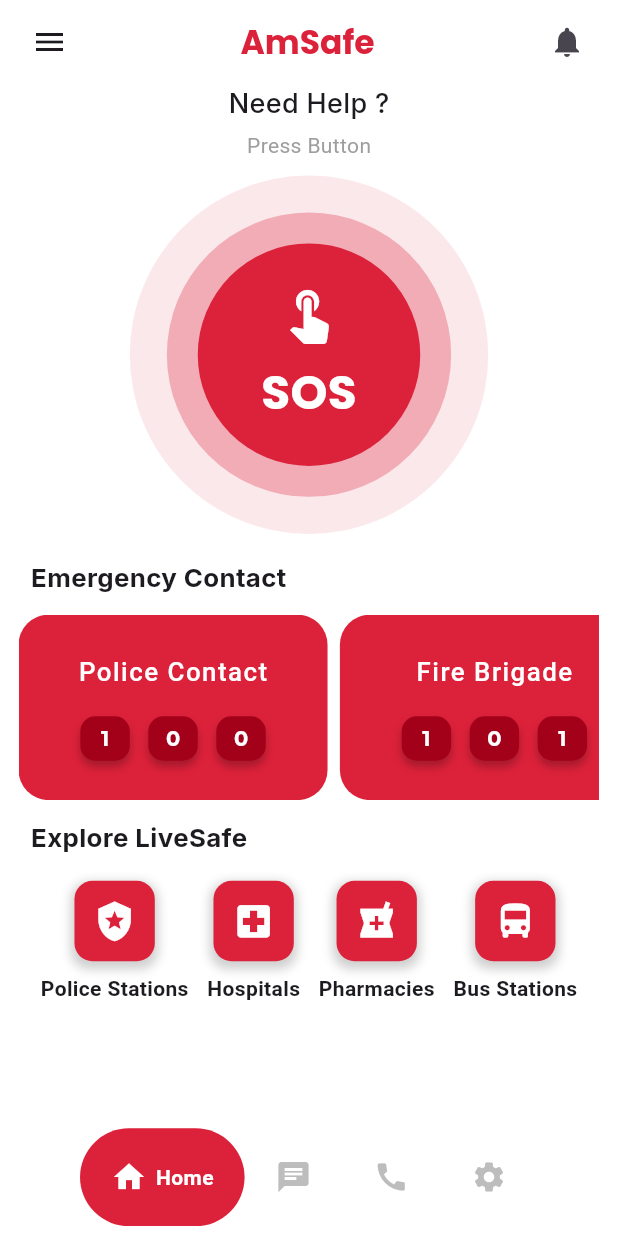
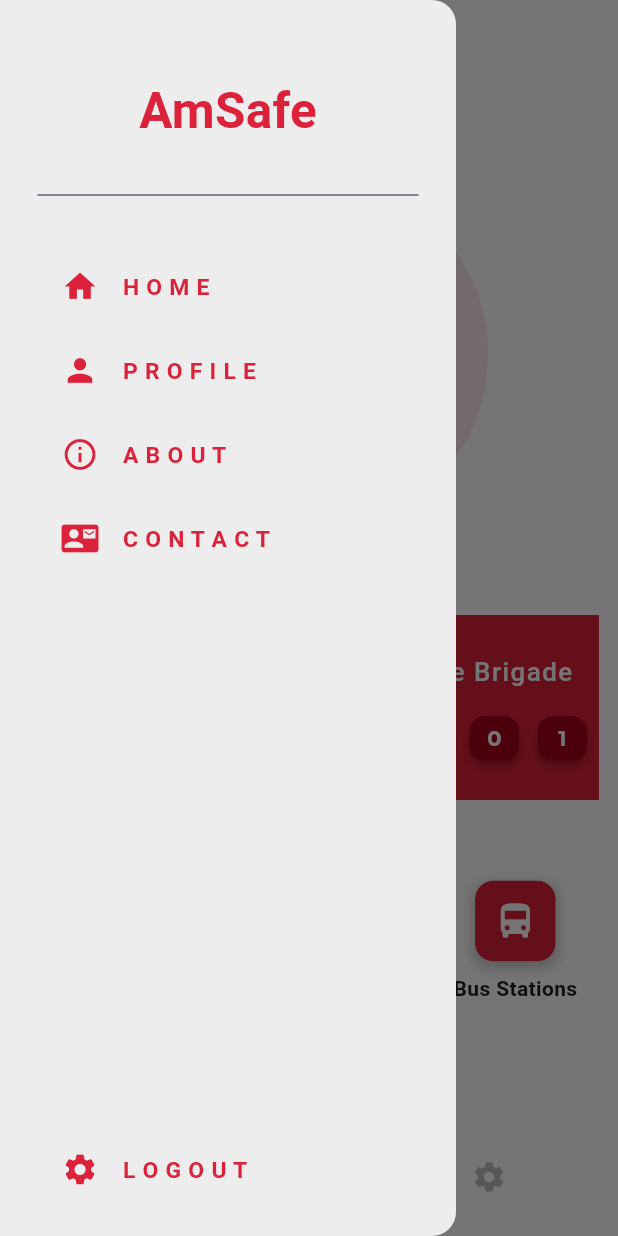
Before and after one commit to AmSafe-team/AmSafe-App, a Flutter app: the MenuPage screen opened directly, with the side drawer open (before the commit the screen has no drawer), on a phone screen of 412 x 824 dp. Run offline on Flutter 3.47's test engine with Material 3 defaults, Android fonts, the phone set to English and light mode, and no system bars; drawn by our look-alikes of google_nav_bar; our stand-ins replace contacts_service, geolocator, get, get_storage, google_fonts, permission_handler and 1 more; missing offline and left inert: telephony; accounts and stored records are empty; Roboto replaces fonts that are missing (Sofia).

Commit message:
added app drawer in app

```diff
--- a/lib/components/my_appbar.dart
+++ b/lib/components/my_appbar.dart
@@ -1,36 +1,31 @@
 import 'package:amsafe/main.dart';
 import 'package:flutter/material.dart';
 import 'package:google_fonts/google_fonts.dart';
+import 'package:responsive_sizer/responsive_sizer.dart';
 
 AppBar my_appbar(BuildContext context) {
   return AppBar(
     elevation: 0,
     scrolledUnderElevation: 0,
     backgroundColor: Colors.white,
-    title: Center(
-      child: Text(
-        "AmSafe",
-        style: GoogleFonts.poppins(
-          fontWeight: FontWeight.bold,
-          color: Theme.of(context).mainColor,
-        ),
+    title: Text(
+      "AmSafe",
+      style: GoogleFonts.poppins(
+        fontWeight: FontWeight.bold,
+        color: Theme.of(context).mainColor,
       ),
     ),
-    leading: Padding(
-      padding: const EdgeInsets.only(left: 10),
-      child: IconButton(
-        icon: Icon(Icons.menu),
-        onPressed: () {},
-      ),
+    leading: Builder(
+      builder: (BuildContext context) {
+        return IconButton(
+          icon: Icon(Icons.menu_outlined),
+          onPressed: () {
+            Scaffold.of(context).openDrawer();
+          },
+          color: Colors.black,
+          iconSize: 3.h,
+        );
+      },
     ),
-    actions: [
-      Padding(
-        padding: const EdgeInsets.only(right: 10),
-        child: IconButton(
-          icon: Icon(Icons.notifications),
-          onPressed: () {},
-        ),
-      ),
-    ],
   );
 }
--- /dev/null
+++ b/lib/components/my_drawer_tile.dart
@@ -0,0 +1,39 @@
+import 'package:amsafe/main.dart';
+import 'package:flutter/material.dart';
+import 'package:responsive_sizer/responsive_sizer.dart';
+
+class MyDrawerTile extends StatelessWidget {
+  final String text;
+  final IconData? icon;
+  final void Function()? onTap;
+  const MyDrawerTile({
+    super.key,
+    required this.text,
+    required this.icon,
+    required this.onTap,
+  });
+
+  @override
+  Widget build(BuildContext context) {
+    return Padding(
+      padding: const EdgeInsets.only(left: 25.0),
+      child: ListTile(
+        title: Text(
+          text,
+          style: TextStyle(
+            color: Theme.of(context).mainColor,
+            fontFamily: "Sofia",
+            fontSize: 16.sp,
+            fontWeight: FontWeight.bold,
+          ),
+        ),
+        leading: Icon(
+          icon,
+          color: Theme.of(context).mainColor,
+          size: 3.h,
+        ),
+        onTap: onTap,
+      ),
+    );
+  }
+}
--- a/lib/pages/chat_page.dart
+++ b/lib/pages/chat_page.dart
@@ -1,4 +1,3 @@
-import 'package:amsafe/components/my_appbar.dart';
 import 'package:flutter/material.dart';
 
 class ChatPage extends StatelessWidget {
@@ -7,7 +6,6 @@
   @override
   Widget build(BuildContext context) {
     return Scaffold(
-      appBar: my_appbar(context),
       body: Center(
         child: Text('Welcome to the chat room!'),
       ),
--- a/lib/pages/home_page.dart
+++ b/lib/pages/home_page.dart
@@ -1,4 +1,3 @@
-import 'package:amsafe/components/my_appbar.dart';
 import 'package:amsafe/utils/sized_box.dart';
 import 'package:amsafe/widget/app_emergency.dart';
 import 'package:amsafe/widget/app_live_safe.dart';
@@ -15,8 +14,6 @@
   @override
   Widget build(BuildContext context) {
     return Scaffold(
-      //! appbar
-      appBar: my_appbar(context),
       body: SingleChildScrollView(
         child: Column(
           crossAxisAlignment: CrossAxisAlignment.start,
--- a/lib/pages/menu_page.dart
+++ b/lib/pages/menu_page.dart
@@ -1,10 +1,13 @@
 import 'package:amsafe/components/my_bottom_nav.dart';
+import 'package:amsafe/main.dart';
 import 'package:amsafe/pages/chat_page.dart';
 import 'package:amsafe/pages/contact_page.dart';
 import 'package:amsafe/pages/home_page.dart';
 import 'package:amsafe/pages/settings_page.dart';
+import 'package:amsafe/widget/app_drawer.dart';
 import 'package:contacts_service/contacts_service.dart';
 import 'package:flutter/material.dart';
+import 'package:google_fonts/google_fonts.dart';
 
 class MenuPage extends StatefulWidget {
   const MenuPage({super.key});
@@ -49,6 +52,30 @@
   @override
   Widget build(BuildContext context) {
     return Scaffold(
+      appBar: AppBar(
+        elevation: 0,
+        scrolledUnderElevation: 0,
+        backgroundColor: Colors.white,
+        title: Text(
+          "AmSafe",
+          style: GoogleFonts.poppins(
+            fontWeight: FontWeight.bold,
+            color: Theme.of(context).mainColor,
+          ),
+        ),
+        leading: Builder(
+          builder: (BuildContext context) {
+            return IconButton(
+              icon: Icon(Icons.menu_outlined),
+              onPressed: () {
+                Scaffold.of(context).openDrawer();
+              },
+              color: Colors.black,
+            );
+          },
+        ),
+      ),
+      drawer: AppDrawer(),
       body: pages[selectedIndex],
       bottomNavigationBar: MyBottomNav(
         onTabChanges: (index) => navigateBottomBar(index),
--- a/lib/pages/settings_page.dart
+++ b/lib/pages/settings_page.dart
@@ -1,4 +1,3 @@
-import 'package:amsafe/components/my_appbar.dart';
 import 'package:flutter/material.dart';
 
 class SettingsPage extends StatelessWidget {
@@ -7,7 +6,6 @@
   @override
   Widget build(BuildContext context) {
     return Scaffold(
-      appBar: my_appbar(context),
       body: Center(
         child: Column(
           children: [
--- /dev/null
+++ b/lib/widget/app_drawer.dart
@@ -0,0 +1,95 @@
+import 'package:amsafe/components/my_drawer_tile.dart';
+import 'package:amsafe/main.dart';
+import 'package:amsafe/pages/menu_page.dart';
+import 'package:amsafe/utils/sized_box.dart';
+import 'package:flutter/material.dart';
+import 'package:get/get.dart';
+import 'package:responsive_sizer/responsive_sizer.dart';
+
+class AppDrawer extends StatelessWidget {
+  const AppDrawer({super.key});
+
+  // //! logout method
+  // void logout() async {
+  //   final SharedPreferences prefs = await SharedPreferences.getInstance();
+  //   await prefs.remove('token'); //! Remove the token
+  //   Get.offAll(() => AuthGate()); //! Navigate to AuthGate
+  // }
+
+  @override
+  Widget build(BuildContext context) {
+    return Drawer(
+      backgroundColor: Theme.of(context).lightWhiteText,
+      child: Column(
+        children: [
+          // //! app logo
+          Padding(
+            padding: const EdgeInsets.only(top: 50.0),
+            child: Text(
+              "AmSafe",
+              style: TextStyle(
+                fontWeight: FontWeight.bold,
+                fontSize: 4.h,
+                color: Theme.of(context).mainColor,
+              ),
+            ),
+          ),
+          Padding(
+            padding: const EdgeInsets.all(25.0),
+            child: Divider(
+              color: Theme.of(context).colorScheme.secondary,
+            ),
+          ),
+          //! home list tile
+          MyDrawerTile(
+            text: "H O M E",
+            icon: Icons.home,
+            onTap: () {
+              Navigator.pop(context);
+              Get.offAll(
+                () => MenuPage(),
+              );
+            },
+          ),
+          //! profile list tile
+          MyDrawerTile(
+            text: "P R O F I L E",
+            icon: Icons.person,
+            onTap: () {
+              Navigator.pop(context);
+              Get.offAll(
+                () => MenuPage(),
+              );
+            },
+          ),
+          //! about list tile
+          MyDrawerTile(
+            text: "A B O U T",
+            icon: Icons.info_outline,
+            onTap: () {
+              Navigator.pop(context);
+            },
+          ),
+          //! contact us
+          MyDrawerTile(
+            text: "C O N T A C T",
+            icon: Icons.contact_mail,
+            onTap: () {
+              Navigator.pop(context);
+            },
+          ),
+          Spacer(),
+          //! logout list tile
+          MyDrawerTile(
+            text: "L O G O U T",
+            icon: Icons.settings,
+            onTap: () {
+              // logout();
+            },
+          ),
+          sizedBoxHeight20,
+        ],
+      ),
+    );
+  }
+}
```
Also changed, not shown: lib/helpers/auth_service.dart (deleted).
